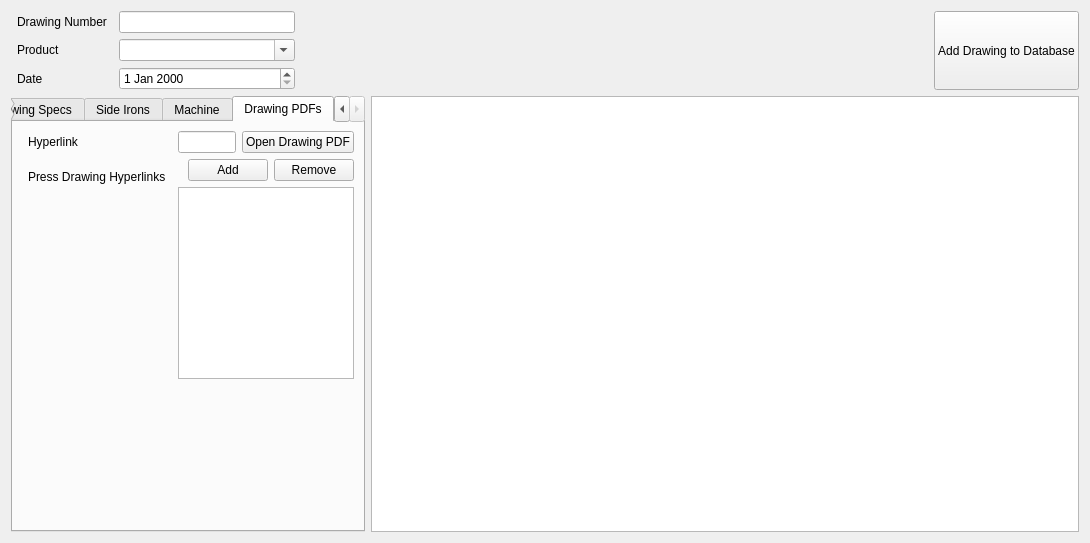
Before: the Qt Designer form ui/widgets/AddDrawingPageWidget.ui in matthew-sirman/database-manager, drawn with Qt 5.
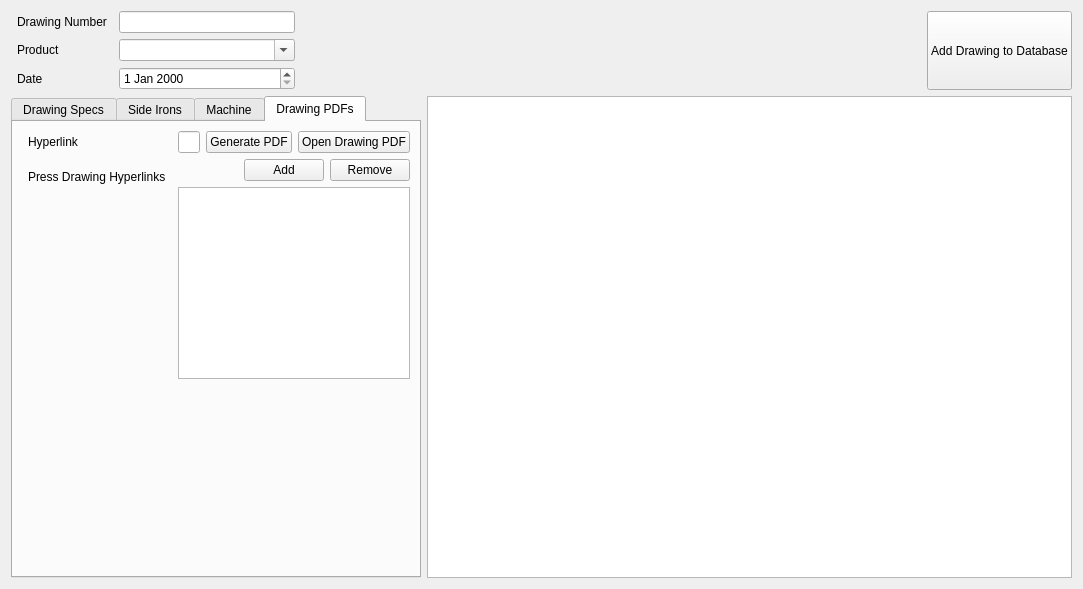
After: the same form once the commit is applied. The open tabs and pages were chosen to show the change. Custom widgets are drawn as their Qt base class.

Commit message: Added ComboBox filtering Added Drawing PDF writing Updated some networking protocols Added backup capability

Patch:
```diff
--- a/ui/widgets/AddDrawingPageWidget.ui
+++ b/ui/widgets/AddDrawingPageWidget.ui
@@ -6,8 +6,8 @@
    <rect>
     <x>0</x>
     <y>0</y>
-    <width>1090</width>
-    <height>543</height>
+    <width>1083</width>
+    <height>589</height>
    </rect>
   </property>
   <property name="sizePolicy">
@@ -1009,6 +1009,13 @@
              </property>
             </widget>
            </item>
+           <item>
+            <widget class="QPushButton" name="generatePDFButton">
+             <property name="text">
+              <string>Generate PDF</string>
+             </property>
+            </widget>
+           </item>
            <item>
             <widget class="QPushButton" name="openDrawingPDFButton">
              <property name="text">
```
The commit also changes 36 other files.
